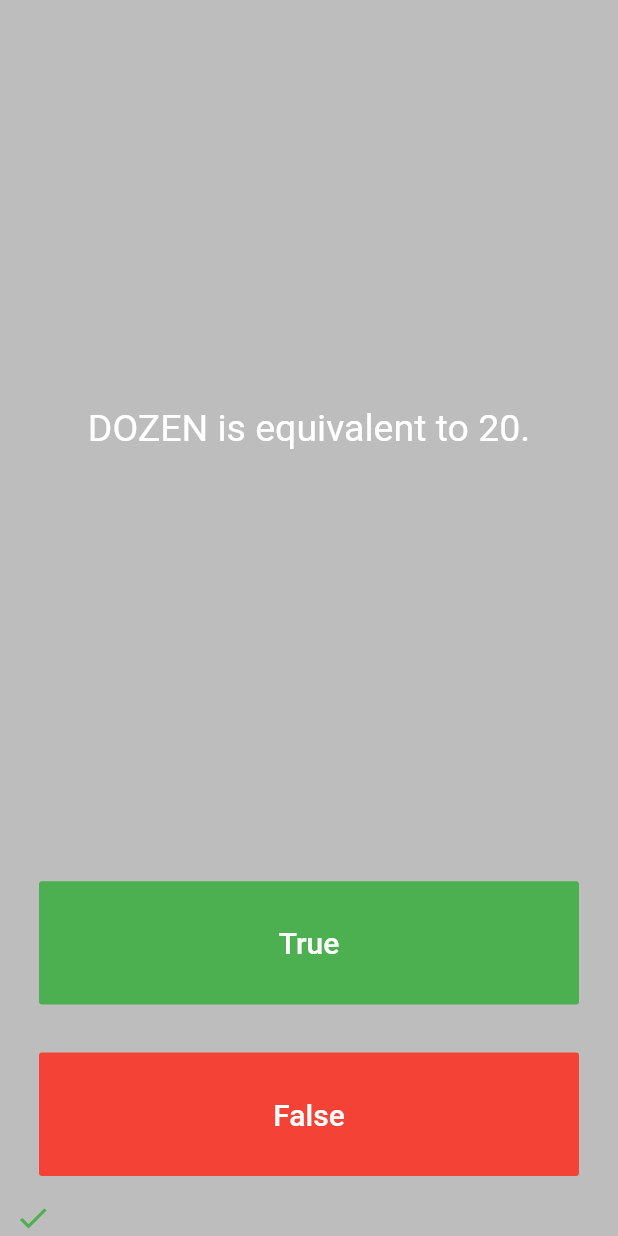
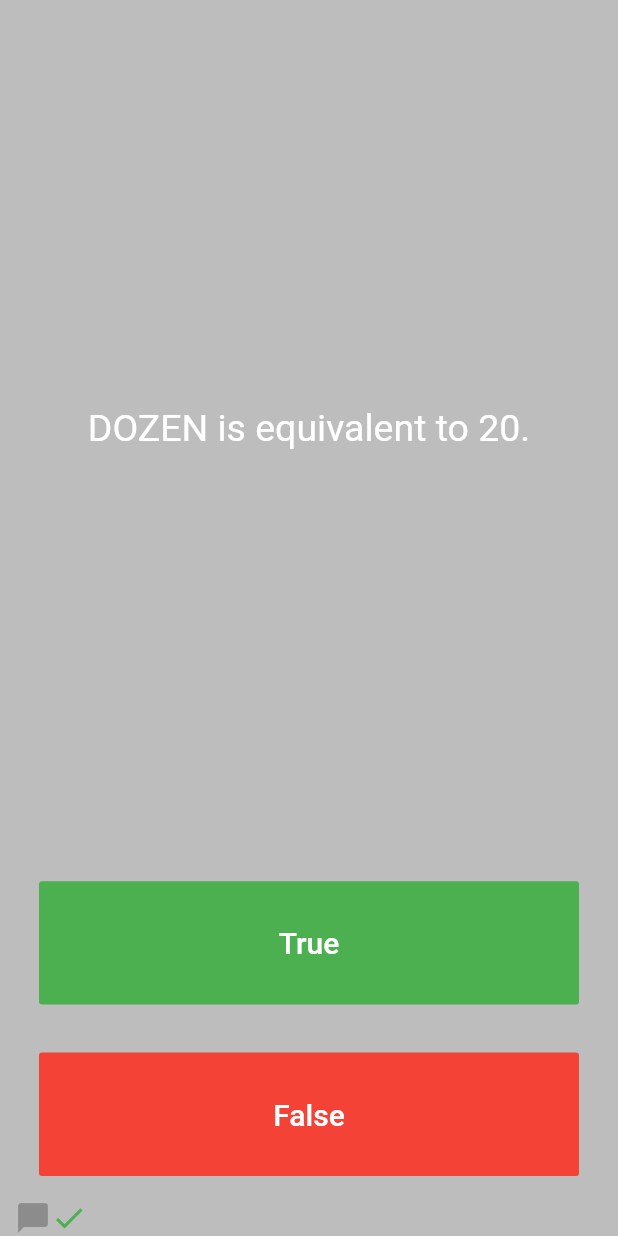
Before and after one commit to kpkcool/True-or-False-Quiz, a Flutter app: the screen it shows after launch, after a tap on "True", on a phone screen of 412 x 824 dp. Run offline on Flutter 3.47's test engine with Material 2 defaults, Android fonts, the phone set to English and light mode, and no system bars; our stand-ins replace rflutter_alert.

Commit message:
2nd checkpoint - added default scorekeeper

```diff
--- a/lib/main.dart
+++ b/lib/main.dart
@@ -36,7 +36,7 @@ class QuizPage extends StatefulWidget {
 }
 
 class _QuizPageState extends State<QuizPage> {
-  List<Icon> scorekeeper = [];
+  List<Icon> scorekeeper = [Icon(Icons.chat_bubble,color: Colors.black26,)];
   void checkAnswer(bool userPickedAnswer) {
     bool correctAnswer = quizBrain.getQuestionAnswer();
 
@@ -51,7 +51,7 @@ class _QuizPageState extends State<QuizPage> {
         quizBrain.reset();
 
         //TODO Step 4 Part D - empty out the scoreKeeper.
-        scorekeeper = [];
+        scorekeeper = [Icon(Icons.chat_bubble,color: Colors.black26,)];
       } else {
         if (userPickedAnswer == correctAnswer) {
           print('user got it right');
@@ -123,7 +123,11 @@ class _QuizPageState extends State<QuizPage> {
           ),
         ),
         Row(
+
           children: scorekeeper,
+
+
+
         )
       ],
     );
```
